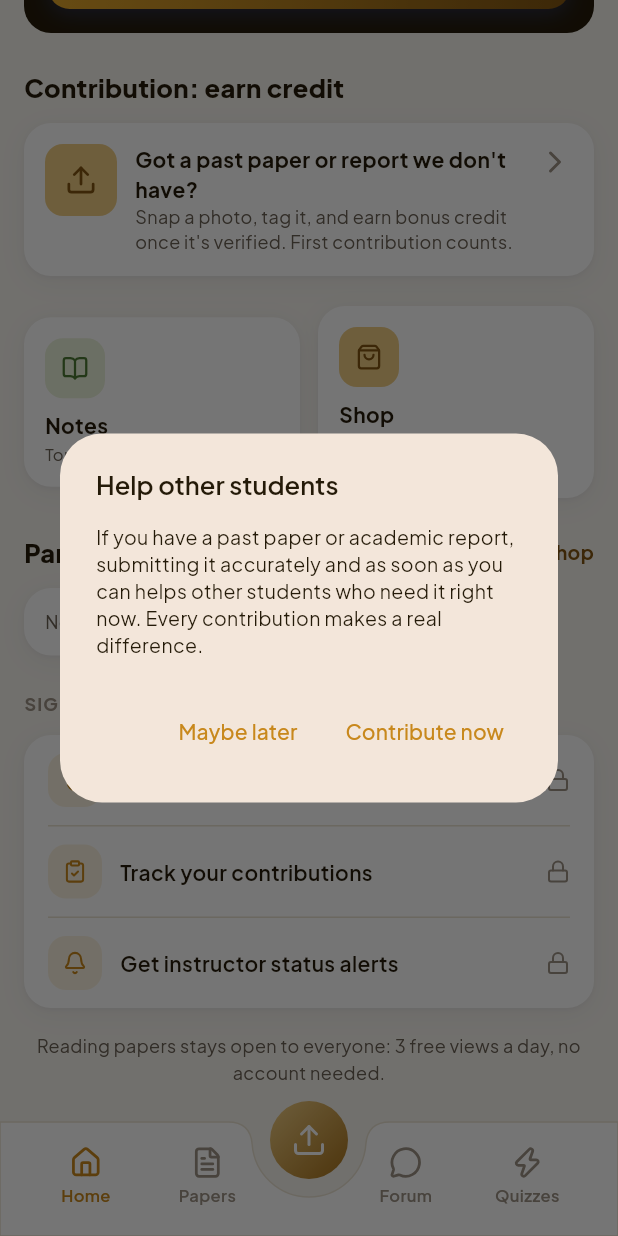
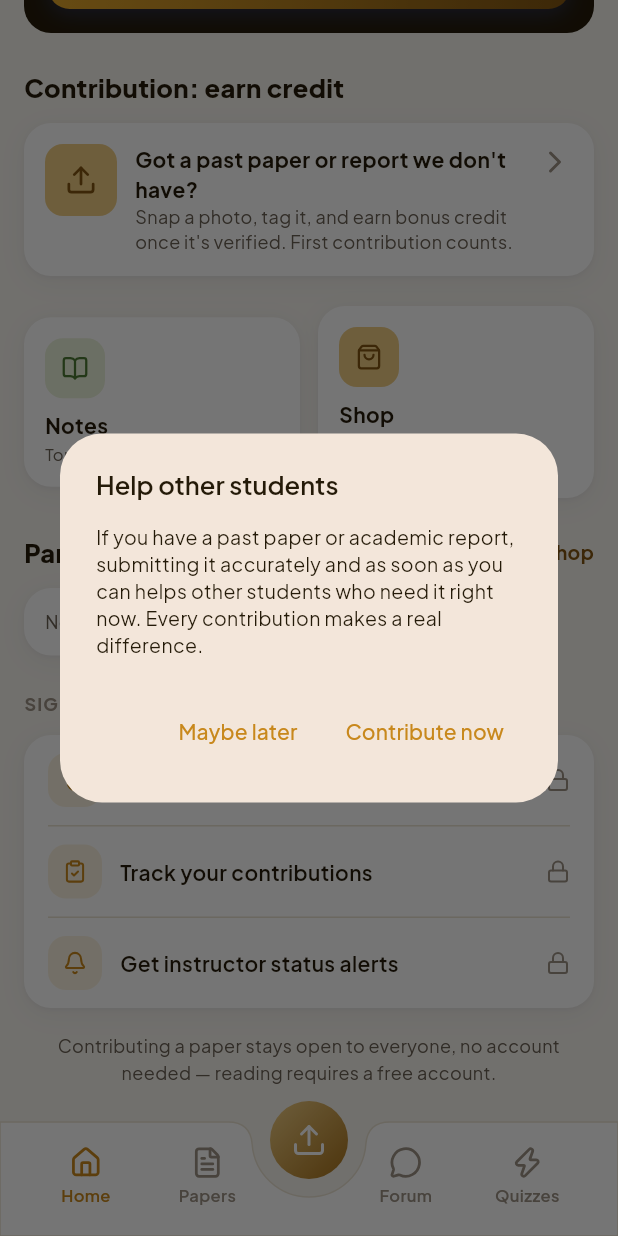
Before and after one commit to Stores237/spekooh, a Flutter app: the screen it shows after launch, scrolled down 229 dp, on a phone screen of 412 x 824 dp. Run offline on Flutter 3.47's test engine with Material 3 defaults, Android fonts, the phone set to English and light mode, and no system bars; our stand-ins replace file_picker, flutter_markdown_plus, flutter_secure_storage, google_fonts, google_mobile_ads, image_picker and 2 more; missing offline and left inert: cunning_document_scanner, pdfx; network calls fail; project files that could hold a hidden picture were left out.

Commit message:
fix(design-review): remove stale "free guest reading" promise
Found via /design-review, live in the running app: Home's own bottom
section still said "Reading papers stays open to everyone: 3 free views
a day, no account needed" — directly contradicting the same screen's own
top card ("Log in to browse papers") and the real, enforced behavior
(root_shell.dart's own "Owner decision (2026-09-06)" comment: viewing a
paper is no longer guest-accessible at all, only contributing still is).
A guest tapping Papers hits a hard "Log in to continue" wall with no free
views at all — confirmed live by actually navigating there as a guest.

That 2026-09-06 decision already fixed the Home screen's TOP card and left
a comment explaining exactly why the old "no account needed" framing would
be "an outright false promise" — but a second, lower-down instance of the
same claim (homeReadingOpenNote) was missed and never updated, so the app
ended up contradicting its own documented decision on the same screen.

Also fixed the same stale claim in the FAQ ("How many papers can I view
for free?" used to say "with no account needed").

Verified live: rebuilt the app (flutter build web), navigated as a real
guest, confirmed the old text was still showing, applied the fix,
rebuilt, and confirmed the corrected copy renders and actually matches
what tapping Papers as a guest really does.

Co-Authored-By: Claude Sonnet 5 <noreply@anthropic.com>
Claude-Session: https://claude.ai/code/session_01DU6EGL78bu92m3zXGDXmN6

```diff
--- a/app/lib/l10n/app_en.arb
+++ b/app/lib/l10n/app_en.arb
@@ -106,7 +106,7 @@
   "homeLockedCredits": "Earn & redeem contributor credits",
   "homeLockedTrackContributions": "Track your contributions",
   "homeLockedInstructorAlerts": "Get instructor status alerts",
-  "homeReadingOpenNote": "Reading papers stays open to everyone: 3 free views a day, no account needed.",
+  "homeReadingOpenNote": "Contributing a paper stays open to everyone, no account needed — reading requires a free account.",
 
   "greetingMorning": "Good morning",
   "greetingAfternoon": "Good afternoon",
--- a/app/lib/l10n/app_fr.arb
+++ b/app/lib/l10n/app_fr.arb
@@ -99,7 +99,7 @@
   "homeLockedCredits": "Gagner et utiliser des crédits contributeur",
   "homeLockedTrackContributions": "Suivre vos contributions",
   "homeLockedInstructorAlerts": "Recevoir des alertes de statut instructeur",
-  "homeReadingOpenNote": "La lecture des épreuves reste ouverte à tous : 3 consultations gratuites par jour, sans compte.",
+  "homeReadingOpenNote": "Contribuer une épreuve reste ouvert à tous, sans compte — la lecture nécessite un compte gratuit.",
 
   "greetingMorning": "Bonjour",
   "greetingAfternoon": "Bonjour",
--- a/app/lib/l10n/app_localizations.dart
+++ b/app/lib/l10n/app_localizations.dart
@@ -671,7 +671,7 @@ abstract class AppLocalizations {
   /// No description provided for @homeReadingOpenNote.
   ///
   /// In en, this message translates to:
-  /// **'Reading papers stays open to everyone: 3 free views a day, no account needed.'**
+  /// **'Contributing a paper stays open to everyone, no account needed — reading requires a free account.'**
   String get homeReadingOpenNote;
 
   /// No description provided for @greetingMorning.
--- a/app/lib/l10n/app_localizations_en.dart
+++ b/app/lib/l10n/app_localizations_en.dart
@@ -317,7 +317,7 @@ class AppLocalizationsEn extends AppLocalizations {
 
   @override
   String get homeReadingOpenNote =>
-      'Reading papers stays open to everyone: 3 free views a day, no account needed.';
+      'Contributing a paper stays open to everyone, no account needed — reading requires a free account.';
 
   @override
   String get greetingMorning => 'Good morning';
--- a/app/lib/l10n/app_localizations_fr.dart
+++ b/app/lib/l10n/app_localizations_fr.dart
@@ -320,7 +320,7 @@ class AppLocalizationsFr extends AppLocalizations {
 
   @override
   String get homeReadingOpenNote =>
-      'La lecture des épreuves reste ouverte à tous : 3 consultations gratuites par jour, sans compte.';
+      'Contribuer une épreuve reste ouvert à tous, sans compte — la lecture nécessite un compte gratuit.';
 
   @override
   String get greetingMorning => 'Bonjour';
--- a/app/lib/screens/legal/faq_content.dart
+++ b/app/lib/screens/legal/faq_content.dart
@@ -61,8 +61,9 @@ const faqEntries = [
   ),
   FaqEntry(
     'How many papers can I view for free?',
-    '3 free views per day, with no account needed. Once you hit the limit, watching a rewarded ad unlocks one '
-        'more view. Spekooh Pro removes the daily limit entirely.',
+    'Once you have a free account, 3 views per day at no cost. Once you hit the limit, watching a rewarded ad '
+        'unlocks one more view. Spekooh Pro removes the daily limit entirely. Viewing a paper does require being '
+        'logged in — Spekooh does not currently offer guest viewing.',
   ),
   FaqEntry(
     'Can I download the exam paper after viewing it?',
```
Also changed, not shown: app/lib/screens/home/home_screen.dart (+9 -0 lines).
